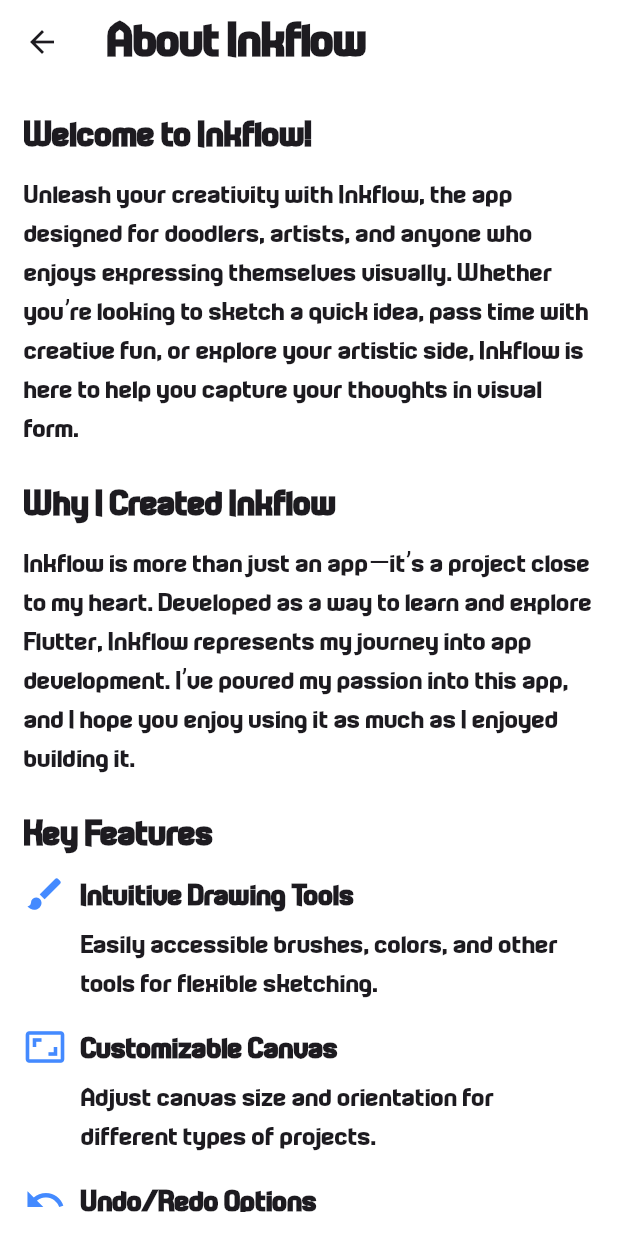
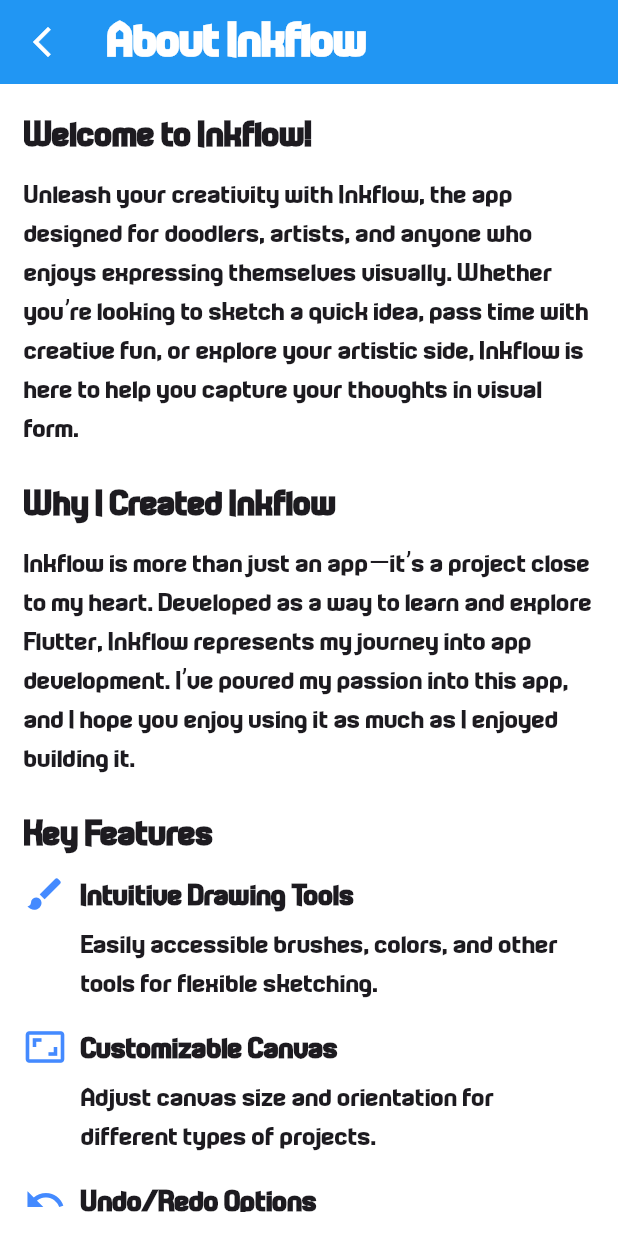
Before and after one commit to 1Shibam/inkflow-Doodle-Drawing-App-, a Flutter app: the AboutPage screen opened directly, on a phone screen of 412 x 824 dp. Run offline on Flutter 3.47's test engine with Material 3 defaults, Android fonts, the phone set to English and light mode, and no system bars; our stand-ins replace cloud_firestore, firebase_auth, firebase_core, flutter_svg, flutter_svg_provider, get and 2 more; missing offline and left inert: dart:ffi; accounts and stored records are empty; network calls fail.

Commit message:
half way through

```diff
--- a/lib/methods/loader.dart
+++ b/lib/methods/loader.dart
@@ -52,7 +52,7 @@ class myDialog {
         barrierColor: Colors.white.withOpacity(1));
 
     // Wait for 1 second
-    await Future.delayed(Duration(milliseconds: 1200));
+    await Future.delayed(Duration(milliseconds: 800));
 
     // Close the loader dialog
     Navigator.of(context).pop();
--- a/lib/pages/about_page.dart
+++ b/lib/pages/about_page.dart
@@ -8,13 +8,22 @@ class AboutPage extends StatelessWidget {
     return Scaffold(
       backgroundColor: Colors.white,
       appBar: AppBar(
-        backgroundColor: Colors.white,
-        title: Text(
+        leading: IconButton(
+            onPressed: () {
+              Navigator.pop(context);
+            },
+            icon: Icon(
+              Icons.arrow_back_ios_new,
+              color: Colors.white,
+            )),
+        backgroundColor: Colors.blue,
+        title: const Text(
           "About Inkflow",
           style: TextStyle(
               fontFamily: 'Technoma',
               fontSize: 32,
-              fontWeight: FontWeight.bold),
+              fontWeight: FontWeight.bold,
+              color: Colors.white),
         ),
       ),
       body: Padding(
@@ -23,15 +32,15 @@ class AboutPage extends StatelessWidget {
           child: Column(
             crossAxisAlignment: CrossAxisAlignment.start,
             children: [
-              Text(
+              const Text(
                 "Welcome to Inkflow!",
                 style: TextStyle(
                     fontSize: 24,
                     fontWeight: FontWeight.bold,
                     fontFamily: 'Technoma'),
               ),
-              SizedBox(height: 10),
-              Text(
+              const SizedBox(height: 10),
+              const Text(
                 "Unleash your creativity with Inkflow, the app designed for doodlers, "
                 "artists, and anyone who enjoys expressing themselves visually. "
                 "Whether you’re looking to sketch a quick idea, pass time with creative "
@@ -39,31 +48,31 @@ class AboutPage extends StatelessWidget {
                 "your thoughts in visual form.",
                 style: TextStyle(fontSize: 18, fontFamily: 'Technoma'),
               ),
-              SizedBox(height: 20),
-              Text(
+              const SizedBox(height: 20),
+              const Text(
                 "Why I Created Inkflow",
                 style: TextStyle(
                     fontSize: 24,
                     fontWeight: FontWeight.bold,
                     fontFamily: 'Technoma'),
               ),
-              SizedBox(height: 10),
-              Text(
+              const SizedBox(height: 10),
+              const Text(
                 "Inkflow is more than just an app—it’s a project close to my heart. "
                 "Developed as a way to learn and explore Flutter, Inkflow represents "
                 "my journey into app development. I’ve poured my passion into this app, "
                 "and I hope you enjoy using it as much as I enjoyed building it.",
                 style: TextStyle(fontSize: 18, fontFamily: 'Technoma'),
               ),
-              SizedBox(height: 20),
-              Text(
+              const SizedBox(height: 20),
+              const Text(
                 "Key Features",
                 style: TextStyle(
                     fontSize: 24,
                     fontWeight: FontWeight.bold,
                     fontFamily: 'Technoma'),
               ),
-              SizedBox(height: 10),
+              const SizedBox(height: 10),
               _buildFeature(Icons.brush, "Intuitive Drawing Tools",
                   "Easily accessible brushes, colors, and other tools for flexible sketching."),
               _buildFeature(Icons.aspect_ratio, "Customizable Canvas",
@@ -72,32 +81,32 @@ class AboutPage extends StatelessWidget {
                   "Experiment freely with the ability to undo or redo changes."),
               _buildFeature(Icons.save, "Save & Share",
                   "Save your creations and share them with friends or on social media."),
-              SizedBox(height: 20),
-              Text(
+              const SizedBox(height: 20),
+              const Text(
                 "Made with Flutter",
                 style: TextStyle(
                     fontSize: 24,
                     fontWeight: FontWeight.bold,
                     fontFamily: 'Technoma'),
               ),
-              SizedBox(height: 10),
-              Text(
+              const SizedBox(height: 10),
+              const Text(
                 "Inkflow was built using Flutter, a powerful toolkit for creating "
                 "beautiful and fast mobile applications. This project allowed me to dive "
                 "deep into Flutter concepts while crafting an app to bring a little "
                 "creativity into users’ lives.",
                 style: TextStyle(fontSize: 18, fontFamily: 'Technoma'),
               ),
-              SizedBox(
+              const SizedBox(
                 height: 12,
               ),
               Align(
                   alignment: Alignment.center,
                   child: Image.asset('assets/images/Running heart.gif')),
-              SizedBox(
+              const SizedBox(
                 height: 12,
               ),
-              SizedBox(height: 20),
+              const SizedBox(height: 20),
               Center(
                 child: Text(
                   "Thank you for being a part of this journey!",
@@ -123,22 +132,22 @@ class AboutPage extends StatelessWidget {
         crossAxisAlignment: CrossAxisAlignment.start,
         children: [
           Icon(icon, size: 28, color: Colors.blueAccent),
-          SizedBox(width: 10),
+          const SizedBox(width: 10),
           Expanded(
             child: Column(
               crossAxisAlignment: CrossAxisAlignment.start,
               children: [
                 Text(
                   title,
-                  style: TextStyle(
+                  style: const TextStyle(
                       fontSize: 20,
                       fontWeight: FontWeight.bold,
                       fontFamily: 'Technoma'),
                 ),
-                SizedBox(height: 5),
+                const SizedBox(height: 5),
                 Text(
                   description,
-                  style: TextStyle(fontSize: 18, fontFamily: 'Technoma'),
+                  style: const TextStyle(fontSize: 18, fontFamily: 'Technoma'),
                 ),
               ],
             ),
--- a/lib/pages/signup_page.dart
+++ b/lib/pages/signup_page.dart
@@ -281,8 +281,11 @@ class _SignupPageState extends State<SignupPage> {
                   mainAxisAlignment: MainAxisAlignment.spaceEvenly,
                   children: <Widget>[
                     IconButton(
-                        onPressed: () {
+                        onPressed: () async {
                           authService().signInWithGoogle();
+
+                          Image.asset('assets/images/loaderAnimation.gif');
+                          Navigator.pop(context);
                         },
                         icon: SvgPicture.asset('assets/images/google.svg'))
                   ],
--- a/pubspec.yaml
+++ b/pubspec.yaml
@@ -38,7 +38,6 @@ dependencies:
   svg_image: ^0.0.5
   flutter_svg_provider: ^1.0.7
   animated_text_kit: ^4.2.2
-
   firebase_auth: ^5.3.1
   permission_handler: ^11.3.1
   get: ^4.6.6
```
Also changed, not shown: lib/methods/mydrawer.dart (+54 -17 lines), lib/pages/gharpage.dart (+20 -9 lines).
